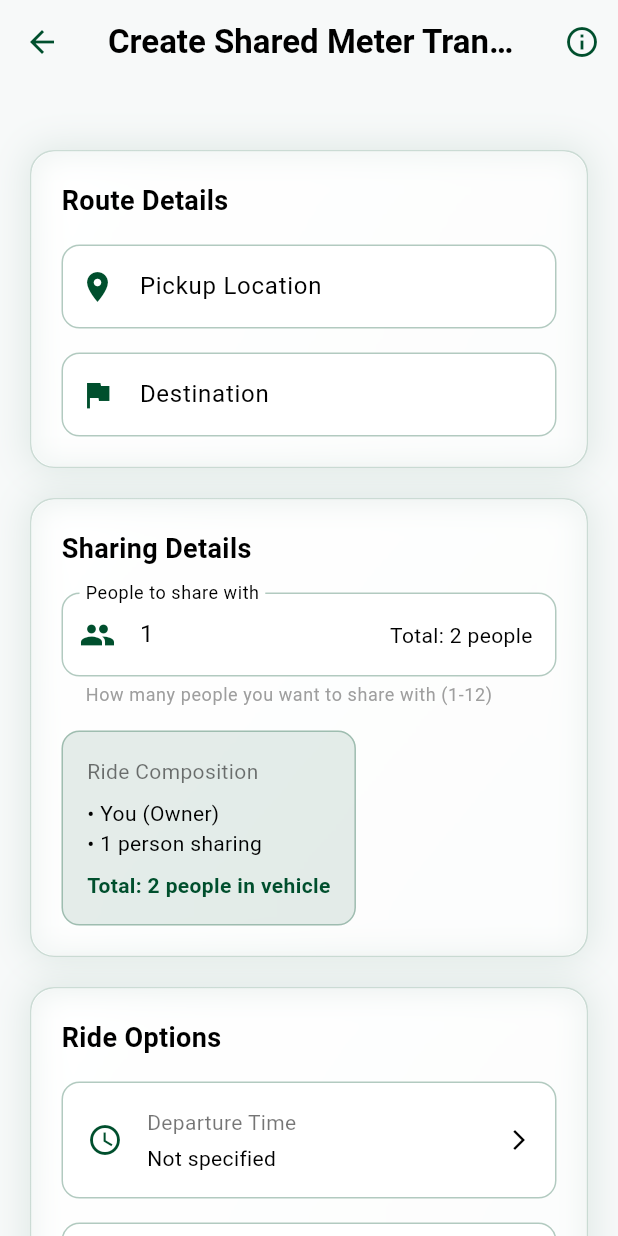
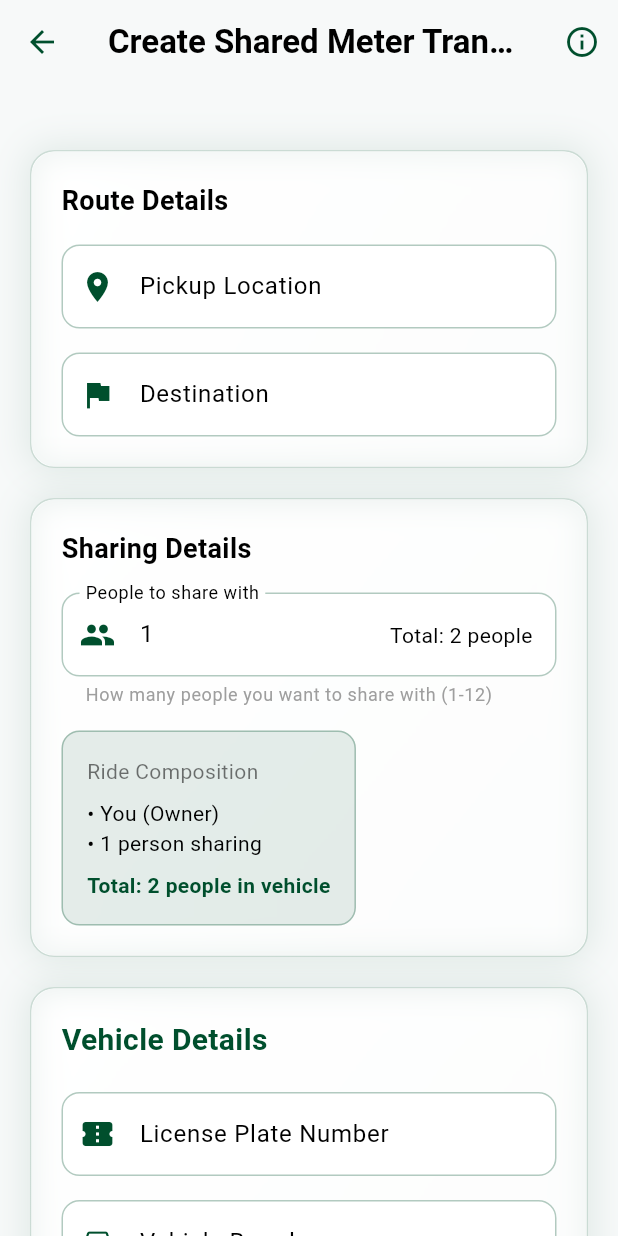
Before and after one commit to leoulendryas/transport_share_app, a Flutter app: the CreateRideScreen screen opened by its route, on a phone screen of 412 x 824 dp. Run offline on Flutter 3.47's test engine with Material 3 defaults, Android fonts, the phone set to English and light mode, and no system bars; drawn by our look-alikes of flutter_animate, flutter_typeahead; our stand-ins replace app_links, geocoding, geolocator, image_picker, liquid_pull_to_refresh, material_design_icons_flutter and 3 more; accounts and stored records are empty.

Commit message:
Update create ride screen to support brand name, color, and plate number

```diff
--- a/lib/screens/rides/create_ride_screen.dart
+++ b/lib/screens/rides/create_ride_screen.dart
@@ -39,6 +39,9 @@ class _CreateRideScreenState extends State<CreateRideScreen> {
   final _fromController = TextEditingController();
   final _toController = TextEditingController();
   final _seatsController = TextEditingController(text: '1');
+  final _plateNumberController = TextEditingController();
+  final _brandNameController = TextEditingController();
+  String? _selectedColor;
   DateTime? _selectedTime;
   late ApiService _apiService;
   List<int> _selectedCompanies = [];
@@ -60,8 +63,20 @@ class _CreateRideScreenState extends State<CreateRideScreen> {
     _toController.dispose();
     _seatsController.dispose();
     _searchDebounce?.cancel();
+    _plateNumberController.dispose();
+    _brandNameController.dispose();
     super.dispose();
   }
+
+  final List<Map<String, dynamic>> vehicleColors = [
+    {'name': 'Red', 'color': Colors.red},
+    {'name': 'Blue', 'color': Colors.blue},
+    {'name': 'Green', 'color': Colors.green},
+    {'name': 'Black', 'color': Colors.black},
+    {'name': 'White', 'color': Colors.white},
+    {'name': 'Silver', 'color': Colors.grey[350]},
+    {'name': 'Yellow', 'color': Colors.yellow},
+  ];
 
   Future<List<LocationWithName>> _getLocationSuggestions(String query) async {
     if (query.isEmpty) return [];
@@ -159,6 +174,9 @@ class _CreateRideScreenState extends State<CreateRideScreen> {
         seats: seats,
         departureTime: _selectedTime,
         companies: _selectedCompanies,
+        plateNumber: _plateNumberController.text,
+        brandName: _brandNameController.text,
+        color: _selectedColor!,
       );
 
       if (mounted) {
@@ -367,6 +385,132 @@ class _CreateRideScreenState extends State<CreateRideScreen> {
         color: Color(0xFF004F2D), // Changed to green
         icon: Icons.directions_car,
       )).toList(),
+    );
+  }
+
+  Widget _buildVehicleDetailsSection() {
+    return GlassCard(
+      color: Colors.white,
+      child: Padding(
+        padding: const EdgeInsets.all(20),
+        child: Column(
+          crossAxisAlignment: CrossAxisAlignment.start,
+          children: [
+            Text(
+              'Vehicle Details',
+              style: TextStyle(
+                fontSize: 20,
+                fontWeight: FontWeight.bold,
+                color: Color(0xFF004F2D),
+              ),
+            ),
+            const SizedBox(height: 20),
+
+            // Plate Number
+            _buildTextField(
+              controller: _plateNumberController,
+              label: 'License Plate Number',
+              icon: Icons.confirmation_number,
+              validatorText: 'License plate is required',
+            ),
+            const SizedBox(height: 16),
+
+            // Brand
+            _buildTextField(
+              controller: _brandNameController,
+              label: 'Vehicle Brand',
+              icon: Icons.directions_car,
+              hint: 'e.g. Toyota',
+              validatorText: 'Vehicle brand is required',
+            ),
+            const SizedBox(height: 16),
+
+            // Color Picker
+            _buildColorDropdown(),
+          ],
+        ),
+      ),
+    ).animate().fadeIn(delay: 150.ms, duration: 300.ms).slideY(begin: 0.1, end: 0);
+  }
+
+  Widget _buildTextField({
+    required TextEditingController controller,
+    required String label,
+    required IconData icon,
+    required String validatorText,
+    String? hint,
+  }) {
+    return TextFormField(
+      controller: controller,
+      style: TextStyle(color: Colors.black),
+      decoration: InputDecoration(
+        labelText: label,
+        hintText: hint,
+        labelStyle: TextStyle(color: Colors.black),
+        prefixIcon: Icon(icon, color: Color(0xFF004F2D)),
+        filled: true,
+        fillColor: Colors.white,
+        border: OutlineInputBorder(
+          borderRadius: BorderRadius.circular(12),
+          borderSide: BorderSide.none,
+        ),
+        enabledBorder: OutlineInputBorder(
+          borderRadius: BorderRadius.circular(12),
+          borderSide: BorderSide(color: Color(0xFF004F2D).withOpacity(0.3)),
+        ),
+        focusedBorder: OutlineInputBorder(
+          borderRadius: BorderRadius.circular(12),
+          borderSide: BorderSide(color: Color(0xFF004F2D)),
+        ),
+      ),
+      validator: (value) => value!.isEmpty ? validatorText : null,
+    );
+  }
+
+  Widget _buildColorDropdown() {
+    return DropdownButtonFormField<String>(
+      value: _selectedColor,
+      onChanged: (value) => _selectedColor = value,
+      validator: (value) => value == null ? 'Vehicle color is required' : null,
+      decoration: InputDecoration(
+        labelText: 'Vehicle Color',
+        labelStyle: TextStyle(color: Colors.black),
+        prefixIcon: Icon(Icons.color_lens, color: Color(0xFF004F2D)),
+        filled: true,
+        fillColor: Colors.white,
+        border: OutlineInputBorder(
+          borderRadius: BorderRadius.circular(12),
+          borderSide: BorderSide.none,
+        ),
+        enabledBorder: OutlineInputBorder(
+          borderRadius: BorderRadius.circular(12),
+          borderSide: BorderSide(color: Color(0xFF004F2D).withOpacity(0.3)),
+        ),
+        focusedBorder: OutlineInputBorder(
+          borderRadius: BorderRadius.circular(12),
+          borderSide: BorderSide(color: Color(0xFF004F2D)),
+        ),
+      ),
+      items: vehicleColors.map((item) {
+        return DropdownMenuItem<String>(
+          value: item['name'],
+          child: Row(
+            children: [
+              Container(
+                width: 16,
+                height: 16,
+                margin: const EdgeInsets.only(right: 10),
+                decoration: BoxDecoration(
+                  color: item['color'],
+                  shape: BoxShape.circle,
+                  border: Border.all(color: Colors.grey.shade300),
+                ),
+              ),
+              Text(item['name']),
+            ],
+          ),
+        );
+      }).toList(),
     );
   }
 
@@ -787,6 +931,8 @@ class _CreateRideScreenState extends State<CreateRideScreen> {
                 const SizedBox(height: 20),
                 _buildSharingSection(),
                 const SizedBox(height: 20),
+                _buildVehicleDetailsSection(),
+                const SizedBox(height: 20),
                 _buildOptionsSection(),
                 const SizedBox(height: 32),
                 FilledButton(
```
